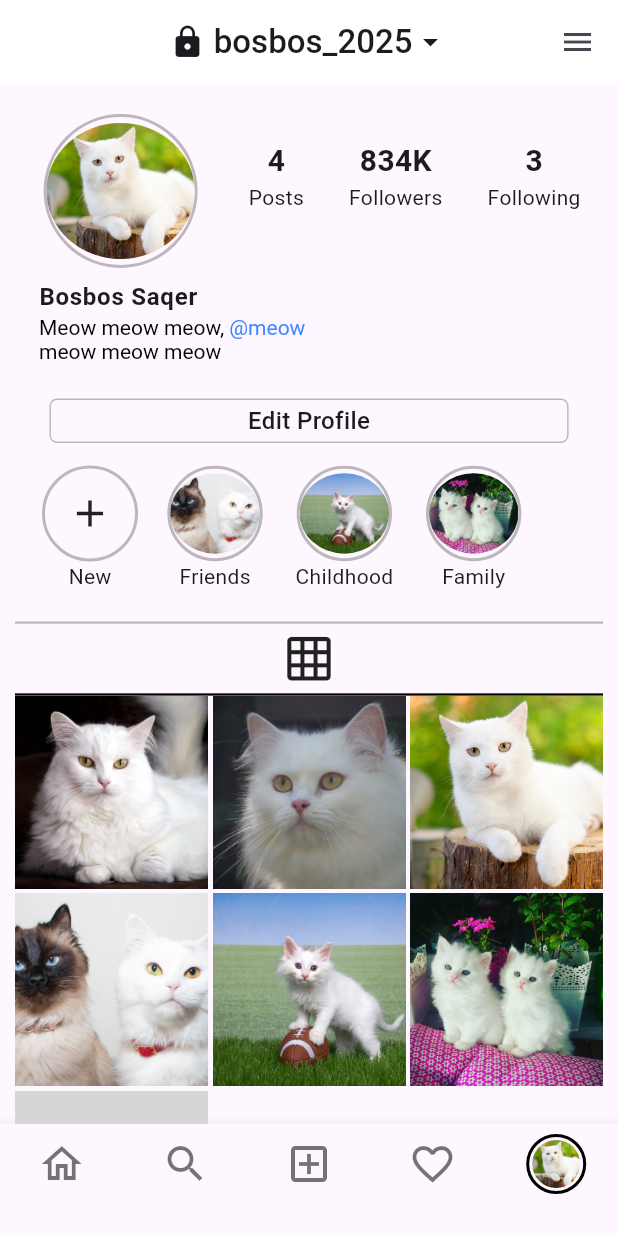
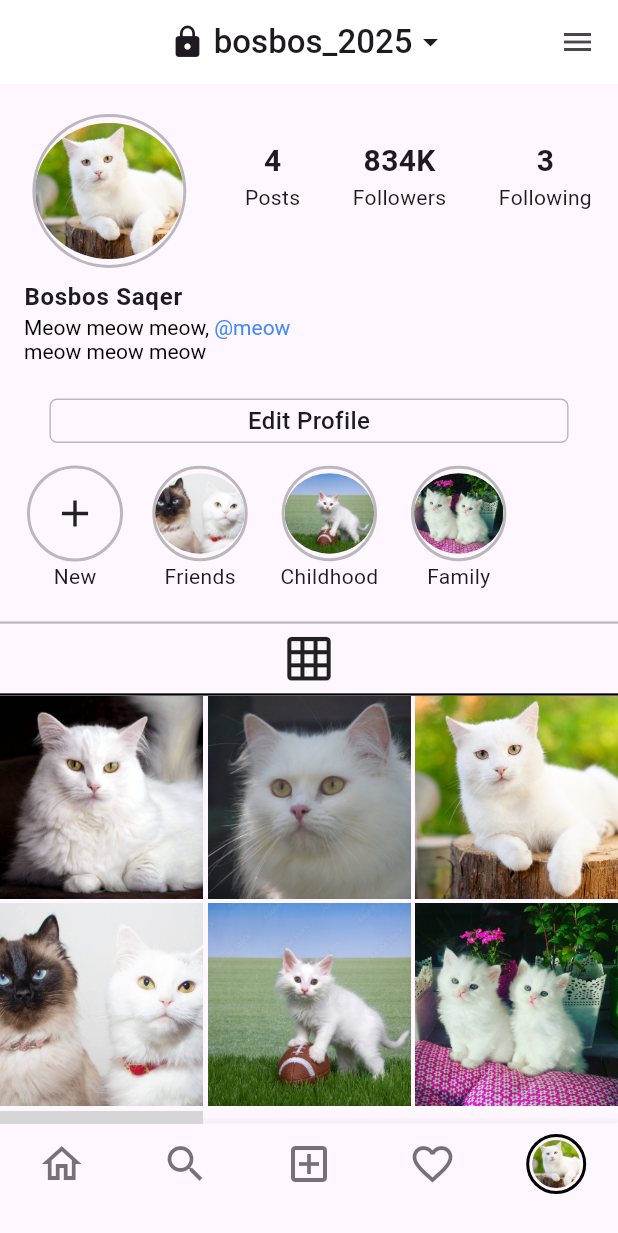
Before and after one commit to SaqerKH/instagram_UI_dart, a Flutter app: the screen it shows after launch, item 5 of the bottom bar chosen, on a phone screen of 412 x 824 dp. Shown: the top 1233 px of the screen. Run offline on Flutter 3.47's test engine with Material 3 defaults, Android fonts, the phone set to English and light mode, and no system bars; grey boxes are pictures that could not be loaded.

Commit message:
Update profile_screen.dart

```diff
--- a/lib/screens/profile_screen.dart
+++ b/lib/screens/profile_screen.dart
@@ -43,7 +43,6 @@
       body: SingleChildScrollView(
         child: Container(
           width: double.infinity,
-          padding: const EdgeInsets.symmetric(horizontal: 10),
           child: Column(
             crossAxisAlignment: CrossAxisAlignment.start,
             children: [
```
